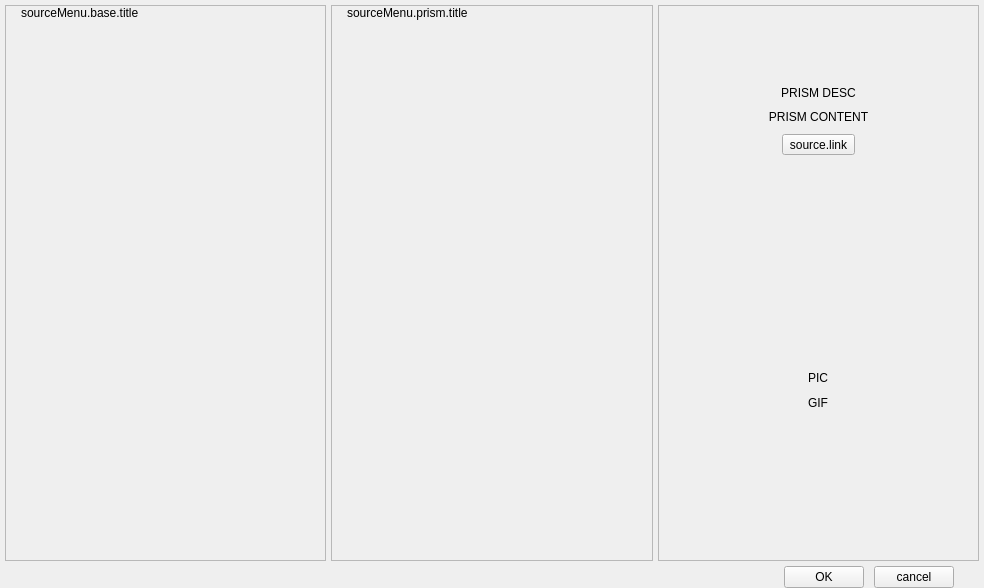
Old version of the form src/prism-live-studio/PRISMLiveStudio/prism-ui/main/PLSAddSourceView.ui in the repository naver/prism-live-studio.
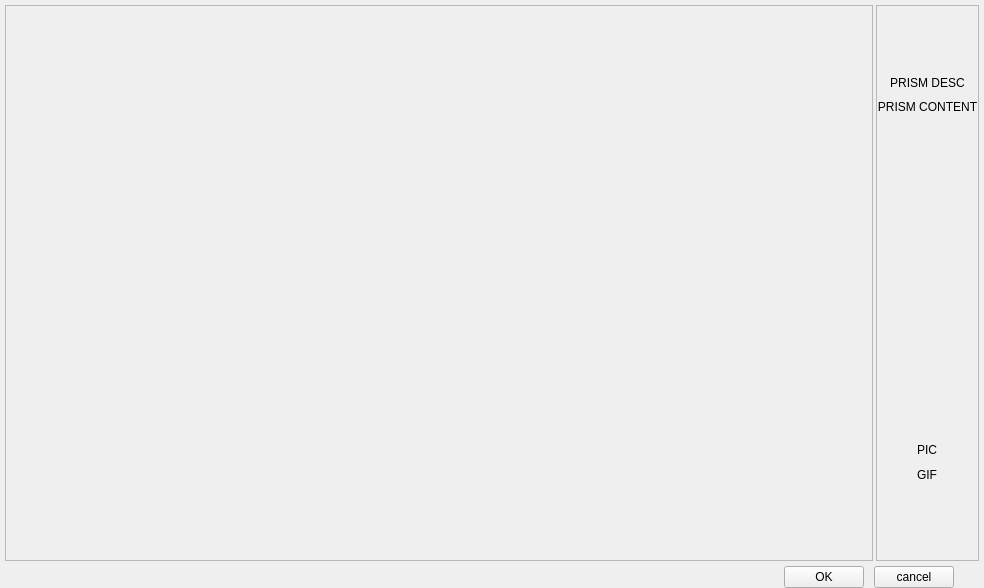
New version of the form. Custom widgets are drawn as their Qt base class.

Patch:
```diff
--- a/src/prism-live-studio/PRISMLiveStudio/prism-ui/main/PLSAddSourceView.ui
+++ b/src/prism-live-studio/PRISMLiveStudio/prism-ui/main/PLSAddSourceView.ui
@@ -30,9 +30,9 @@
     <number>0</number>
    </property>
    <item>
-    <layout class="QHBoxLayout" name="horizontalLayout" stretch="1,1,1">
+    <layout class="QHBoxLayout" name="horizontalLayout" stretch="1,0">
      <property name="spacing">
-      <number>5</number>
+      <number>3</number>
      </property>
      <property name="leftMargin">
       <number>5</number>
@@ -48,13 +48,19 @@
      </property>
      <item>
       <widget class="QFrame" name="frame_baseSource">
+       <property name="sizePolicy">
+        <sizepolicy hsizetype="Expanding" vsizetype="Preferred">
+         <horstretch>0</horstretch>
+         <verstretch>0</verstretch>
+        </sizepolicy>
+       </property>
        <property name="frameShape">
         <enum>QFrame::StyledPanel</enum>
        </property>
        <property name="frameShadow">
         <enum>QFrame::Raised</enum>
        </property>
-       <layout class="QVBoxLayout" name="verticalLayout_2">
+       <layout class="QVBoxLayout" name="verticalLayout_2" stretch="0,1">
         <property name="spacing">
          <number>0</number>
         </property>
@@ -72,16 +78,28 @@
         </property>
         <item>
          <layout class="QHBoxLayout" name="horizontalLayout_4">
+          <property name="spacing">
+           <number>10</number>
+          </property>
           <property name="leftMargin">
-           <number>15</number>
+           <number>16</number>
           </property>
           <property name="topMargin">
-           <number>0</number>
+           <number>16</number>
+          </property>
+          <property name="rightMargin">
+           <number>20</number>
+          </property>
+          <property name="bottomMargin">
+           <number>16</number>
           </property>
           <item>
-           <widget class="QLabel" name="label_baseTitle">
-            <property name="text">
-             <string>sourceMenu.base.title</string>
+           <widget class="PLSSearchLineEdit" name="searchLineEdit" native="true">
+            <property name="placeholderText" stdset="0">
+             <string>sourceMenu.search.placeholder</string>
+            </property>
+            <property name="usedFor" stdset="0">
+             <string>collection</string>
             </property>
            </widget>
           </item>
@@ -103,109 +121,25 @@
             <rect>
              <x>0</x>
              <y>0</y>
-             <width>319</width>
-             <height>534</height>
+             <width>864</width>
+             <height>521</height>
             </rect>
            </property>
            <layout class="QVBoxLayout" name="verticalLayout_baseSource">
             <property name="spacing">
-             <number>0</number>
+             <number>23</number>
             </property>
             <property name="leftMargin">
-             <number>0</number>
+             <number>13</number>
             </property>
             <property name="topMargin">
              <number>0</number>
             </property>
             <property name="rightMargin">
-             <number>0</number>
+             <number>10</number>
             </property>
             <property name="bottomMargin">
-             <number>0</number>
-            </property>
-           </layout>
-          </widget>
-         </widget>
-        </item>
-       </layout>
-      </widget>
-     </item>
-     <item>
-      <widget class="QFrame" name="frame_prismSource">
-       <property name="frameShape">
-        <enum>QFrame::StyledPanel</enum>
-       </property>
-       <property name="frameShadow">
-        <enum>QFrame::Raised</enum>
-       </property>
-       <layout class="QVBoxLayout" name="verticalLayout_3">
-        <property name="spacing">
-         <number>0</number>
-        </property>
-        <property name="leftMargin">
-         <number>0</number>
-        </property>
-        <property name="topMargin">
-         <number>0</number>
-        </property>
-        <property name="rightMargin">
-         <number>0</number>
-        </property>
-        <property name="bottomMargin">
-         <number>0</number>
-        </property>
-        <item>
-         <layout class="QHBoxLayout" name="horizontalLayout_3">
-          <property name="leftMargin">
-           <number>15</number>
-          </property>
-          <property name="topMargin">
-           <number>0</number>
-          </property>
-          <item>
-           <widget class="QLabel" name="label_prismTitle">
-            <property name="text">
-             <string>sourceMenu.prism.title</string>
-            </property>
-           </widget>
-          </item>
-         </layout>
-        </item>
-        <item>
-         <widget class="VScrollArea" name="scrollArea_2">
-          <property name="frameShape">
-           <enum>QFrame::NoFrame</enum>
-          </property>
-          <property name="horizontalScrollBarPolicy">
-           <enum>Qt::ScrollBarAlwaysOff</enum>
-          </property>
-          <property name="widgetResizable">
-           <bool>true</bool>
-          </property>
-          <widget class="QWidget" name="content_prismSource">
-           <property name="geometry">
-            <rect>
-             <x>0</x>
-             <y>0</y>
-             <width>320</width>
-             <height>534</height>
-            </rect>
-           </property>
-           <layout class="QVBoxLayout" name="verticalLayout_prismSource">
-            <property name="spacing">
-             <number>0</number>
-            </property>
-            <property name="leftMargin">
-             <number>0</number>
-            </property>
-            <property name="topMargin">
-             <number>0</number>
-            </property>
-            <property name="rightMargin">
-             <number>0</number>
-            </property>
-            <property name="bottomMargin">
-             <number>0</number>
+             <number>15</number>
             </property>
            </layout>
           </widget>
@@ -233,16 +167,16 @@
          <number>11</number>
         </property>
         <property name="leftMargin">
-         <number>20</number>
+         <number>0</number>
         </property>
         <property name="topMargin">
-         <number>80</number>
+         <number>70</number>
         </property>
         <property name="rightMargin">
-         <number>20</number>
+         <number>0</number>
         </property>
         <property name="bottomMargin">
-         <number>150</number>
+         <number>78</number>
         </property>
         <item>
          <layout class="QVBoxLayout" name="verticalLayout_5">
@@ -285,6 +219,9 @@
             <property name="text">
              <string>PRISM CONTENT</string>
             </property>
+            <property name="textFormat">
+             <enum>Qt::TextFormat::RichText</enum>
+            </property>
             <property name="alignment">
              <set>Qt::AlignHCenter|Qt::AlignTop</set>
             </property>
@@ -293,16 +230,6 @@
             </property>
            </widget>
           </item>
-          <item alignment="Qt::AlignHCenter">
-           <widget class="QToolButton" name="buttonTip">
-            <property name="text">
-             <string>source.link</string>
-            </property>
-            <property name="toolButtonStyle">
-             <enum>Qt::ToolButtonTextOnly</enum>
-            </property>
-           </widget>
-          </item>
          </layout>
         </item>
         <item>
@@ -423,6 +350,11 @@
    <extends>QLabel</extends>
    <header>PLSLabel.h</header>
   </customwidget>
+  <customwidget>
+   <class>PLSSearchLineEdit</class>
+   <extends>QWidget</extends>
+   <header>plssearchlineedit.h</header>
+  </customwidget>
  </customwidgets>
  <resources/>
  <connections/>
```
Left out of the diff: 36 changed lines with no effect on the pictures.
